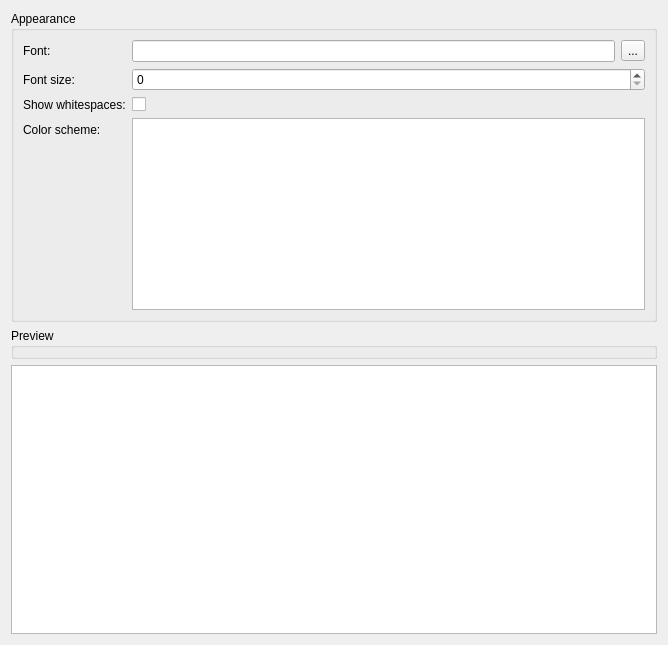
First picture: the form in forms/settings_page_appearance.ui, repository merbst/QIdle, before the edit.
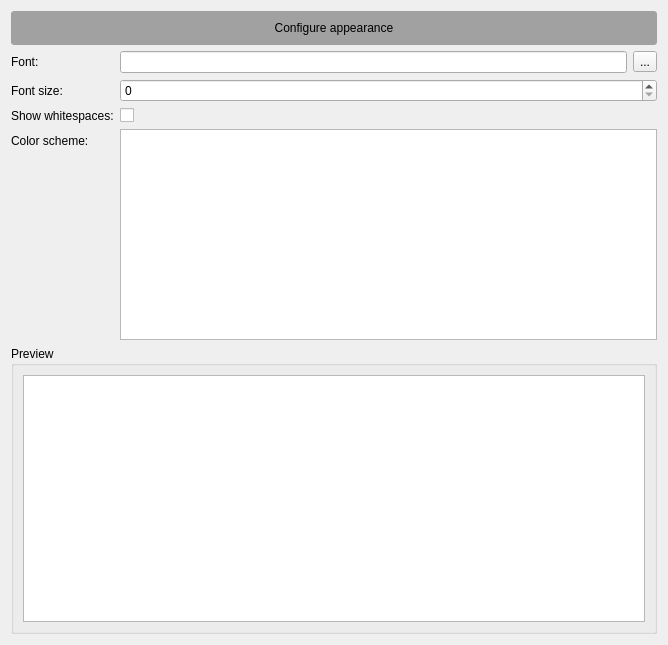
Second picture: the form after the edit. Custom widgets are drawn as their Qt base class.

Patch:
```diff
--- a/forms/settings_page_appearance.ui
+++ b/forms/settings_page_appearance.ui
@@ -13,17 +13,44 @@
   <property name="windowTitle">
    <string>Form</string>
   </property>
-  <layout class="QGridLayout" name="gridLayout">
-   <item row="0" column="0">
-    <widget class="QGroupBox" name="groupBox">
-     <property name="title">
-      <string>Appearance</string>
+  <layout class="QVBoxLayout" name="verticalLayout">
+   <item>
+    <widget class="QLabel" name="header">
+     <property name="styleSheet">
+      <string notr="true">border-radius: 3px;
+background-color: rgb(161, 161, 161);
+padding: 10px;</string>
      </property>
-     <layout class="QFormLayout" name="formLayout">
-      <item row="0" column="0">
-       <widget class="QLabel" name="label">
         <property name="text">
-         <string>Font:</string>
+      <string>Configure appearance</string>
+     </property>
+     <property name="alignment">
+      <set>Qt::AlignCenter</set>
+     </property>
+    </widget>
+   </item>
+   <item>
+    <layout class="QFormLayout" name="formLayout_2">
+     <property name="topMargin">
+      <number>0</number>
+     </property>
+     <property name="bottomMargin">
+      <number>0</number>
+     </property>
+     <item row="3" column="0">
+      <widget class="QLabel" name="label_4">
+       <property name="text">
+        <string>Color scheme:</string>
+       </property>
+      </widget>
+     </item>
+     <item row="3" column="1">
+      <widget class="QListWidget" name="list_color_schemes"/>
+     </item>
+     <item row="2" column="0">
+      <widget class="QLabel" name="label_2">
+       <property name="text">
+        <string>Show whitespaces:</string>
         </property>
        </widget>
       </item>
@@ -34,13 +61,6 @@
         </property>
        </widget>
       </item>
-      <item row="2" column="0">
-       <widget class="QLabel" name="label_2">
-        <property name="text">
-         <string>Show whitespaces:</string>
-        </property>
-       </widget>
-      </item>
       <item row="1" column="0">
        <widget class="QLabel" name="label_3">
         <property name="text">
@@ -51,6 +71,13 @@
       <item row="1" column="1">
        <widget class="QSpinBox" name="spinbox_font_size"/>
       </item>
+     <item row="0" column="0">
+      <widget class="QLabel" name="label">
+       <property name="text">
+        <string>Font:</string>
+       </property>
+      </widget>
+     </item>
       <item row="0" column="1">
        <layout class="QHBoxLayout" name="horizontalLayout_2">
         <item>
@@ -65,28 +92,19 @@
         </item>
        </layout>
       </item>
-      <item row="3" column="0">
-       <widget class="QLabel" name="label_4">
-        <property name="text">
-         <string>Color scheme:</string>
-        </property>
-       </widget>
-      </item>
-      <item row="3" column="1">
-       <widget class="QListWidget" name="list_color_schemes"/>
-      </item>
-     </layout>
-    </widget>
+    </layout>
    </item>
-   <item row="1" column="0">
+   <item>
     <widget class="QGroupBox" name="groupBox_2">
      <property name="title">
       <string>Preview</string>
      </property>
-    </widget>
-   </item>
-   <item row="2" column="0">
+     <layout class="QGridLayout" name="gridLayout">
+      <item row="0" column="0">
     <widget class="PyCodeEdit" name="edit_preview"/>
+      </item>
+     </layout>
+    </widget>
    </item>
   </layout>
  </widget>
```
Lines whose indentation alone changed are shown as unchanged.
